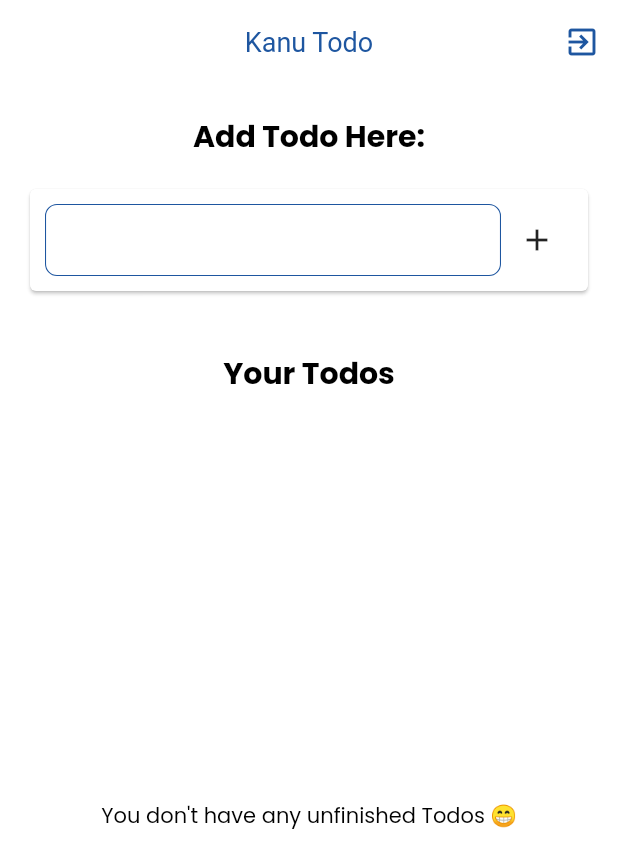
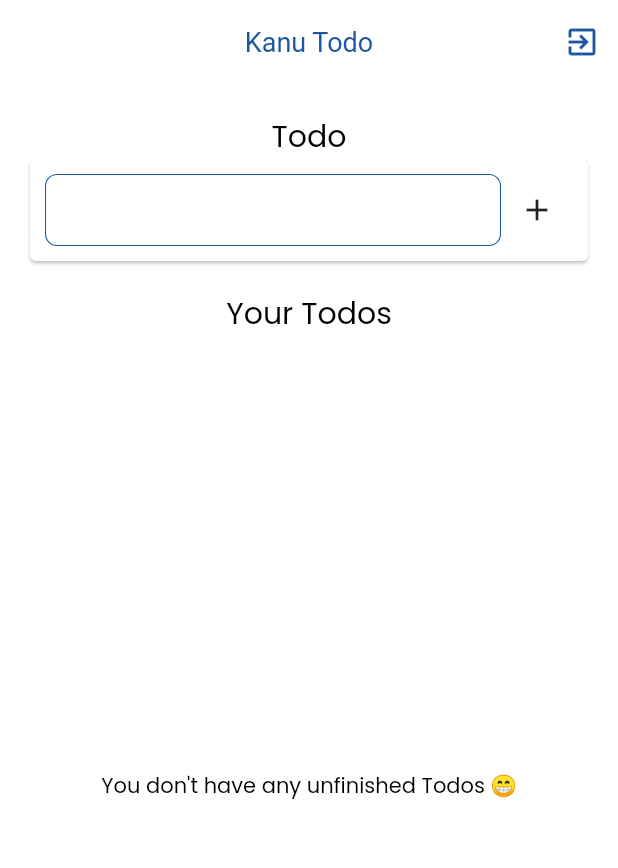
Before and after one commit to renankanu/app_todo, a Flutter app: the screen it shows once a user with an empty profile is signed in, on a phone screen of 412 x 824 dp. Shown: the top 868 px of the screen. Run offline on Flutter 3.47's test engine with Material 2 defaults, Android fonts, the phone set to English and light mode, and no system bars; our stand-ins replace cloud_firestore, firebase_auth, firebase_core, flutter_svg, google_sign_in; accounts and stored records are empty.

Commit message:
Refactor - Core screen, change labels

```diff
--- a/lib/app/screens/core/core_screen.dart
+++ b/lib/app/screens/core/core_screen.dart
@@ -40,14 +40,14 @@ class _CoreScreenState extends State<CoreScreen> {
             height: 20,
           ),
           const Text(
-            "Add Todo Here:",
+            "Todo",
+            textAlign: TextAlign.left,
             style: TextStyle(
               fontSize: 20,
-              fontWeight: FontWeight.bold,
             ),
           ),
           Card(
-            margin: const EdgeInsets.all(20),
+            margin: const EdgeInsets.symmetric(horizontal: 20),
             child: Padding(
               padding: const EdgeInsets.all(10.0),
               child: Row(
@@ -83,7 +83,7 @@ class _CoreScreenState extends State<CoreScreen> {
             "Your Todos",
             style: TextStyle(
               fontSize: 20,
-              fontWeight: FontWeight.bold,
+              fontWeight: FontWeight.w400,
             ),
           ),
           Expanded(
```
